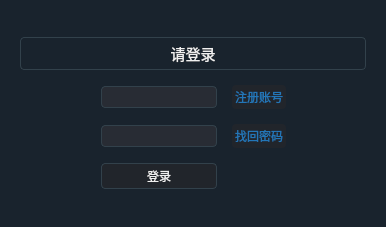
Qt form frontend_pc/src/app/login/loginform.ui (zhangzwwww/medlab) before a commit.
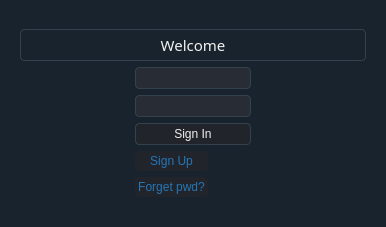
The same form after that commit. Icons and pictures are not drawn.

Commit message: feat(ui):update loginform ui and udpate resource config in macos

The edit to the form file:
```diff
--- a/frontend_pc/src/app/login/loginform.ui
+++ b/frontend_pc/src/app/login/loginform.ui
@@ -20,7 +20,7 @@
    </sizepolicy>
   </property>
   <property name="windowTitle">
-   <string>登录</string>
+   <string>Sign In</string>
   </property>
   <property name="styleSheet">
    <string notr="true">
@@ -582,24 +582,8 @@
    </property>
    <item>
     <widget class="QWidget" name="widget" native="true">
-     <layout class="QVBoxLayout" name="verticalLayout">
-      <property name="spacing">
-       <number>15</number>
-      </property>
-      <item>
-       <spacer name="verticalSpacer_2">
-        <property name="orientation">
-         <enum>Qt::Vertical</enum>
-        </property>
-        <property name="sizeHint" stdset="0">
-         <size>
-          <width>20</width>
-          <height>40</height>
-         </size>
-        </property>
-       </spacer>
-      </item>
-      <item>
+     <layout class="QGridLayout" name="gridLayout_2">
+      <item row="1" column="0">
        <widget class="QLabel" name="label">
         <property name="font">
          <font>
@@ -608,56 +592,54 @@
          </font>
         </property>
         <property name="text">
-         <string>请登录</string>
+         <string>Welcome</string>
         </property>
         <property name="alignment">
          <set>Qt::AlignHCenter|Qt::AlignTop</set>
         </property>
        </widget>
       </item>
-      <item>
+      <item row="2" column="0">
        <layout class="QGridLayout" name="gridLayout">
-        <item row="0" column="3">
-         <widget class="QPushButton" name="sign_up_button">
-          <property name="styleSheet">
-           <string notr="true">border: none;
-color: #2376b7;</string>
-          </property>
-          <property name="text">
-           <string>注册账号</string>
-          </property>
-         </widget>
-        </item>
-        <item row="1" column="0">
-         <spacer name="horizontalSpacer">
-          <property name="orientation">
-           <enum>Qt::Horizontal</enum>
-          </property>
-          <property name="sizeHint" stdset="0">
-           <size>
-            <width>40</width>
-            <height>20</height>
-           </size>
-          </property>
-         </spacer>
-        </item>
-        <item row="1" column="3">
-         <widget class="QPushButton" name="retrive_button">
-          <property name="styleSheet">
-           <string notr="true">border: none;
-color: #2376b7;</string>
-          </property>
-          <property name="text">
-           <string>找回密码</string>
-          </property>
-         </widget>
-        </item>
         <item row="1" column="1" colspan="2">
-         <widget class="QLineEdit" name="pwd_input"/>
+         <widget class="QLineEdit" name="pwd_input">
+          <property name="echoMode">
+           <enum>QLineEdit::Password</enum>
+          </property>
+         </widget>
+        </item>
+        <item row="2" column="1" colspan="2">
+         <widget class="QPushButton" name="sign_in_button">
+          <property name="text">
+           <string>Sign In</string>
+          </property>
+         </widget>
+        </item>
+        <item row="3" column="1">
+         <widget class="QPushButton" name="sign_up_button">
+          <property name="styleSheet">
+           <string notr="true">border: none;
+color: #2376b7;</string>
+          </property>
+          <property name="text">
+           <string>Sign Up</string>
+          </property>
+         </widget>
         </item>
         <item row="0" column="1" colspan="2">
          <widget class="QLineEdit" name="id_input"/>
         </item>
+        <item row="4" column="1">
+         <widget class="QPushButton" name="retrive_button">
+          <property name="styleSheet">
+           <string notr="true">border: none;
+color: #2376b7;</string>
+          </property>
+          <property name="text">
+           <string>Forget pwd?</string>
+          </property>
+         </widget>
+        </item>
         <item row="1" column="4">
          <spacer name="horizontalSpacer_2">
           <property name="orientation">
@@ -671,16 +653,35 @@
           </property>
          </spacer>
         </item>
-        <item row="2" column="1" colspan="2">
-         <widget class="QPushButton" name="sign_in_button">
-          <property name="text">
-           <string>登录</string>
+        <item row="1" column="0">
+         <spacer name="horizontalSpacer">
+          <property name="orientation">
+           <enum>Qt::Horizontal</enum>
           </property>
-         </widget>
+          <property name="sizeHint" stdset="0">
+           <size>
+            <width>40</width>
+            <height>20</height>
+           </size>
+          </property>
+         </spacer>
         </item>
        </layout>
       </item>
-      <item>
+      <item row="0" column="0">
+       <spacer name="verticalSpacer_2">
+        <property name="orientation">
+         <enum>Qt::Vertical</enum>
+        </property>
+        <property name="sizeHint" stdset="0">
+         <size>
+          <width>20</width>
+          <height>40</height>
+         </size>
+        </property>
+       </spacer>
+      </item>
+      <item row="3" column="0">
        <spacer name="verticalSpacer">
         <property name="orientation">
          <enum>Qt::Vertical</enum>
```
Left out of the diff: 2 changed lines with no effect on the pictures. The commit also changes 6 other files.
